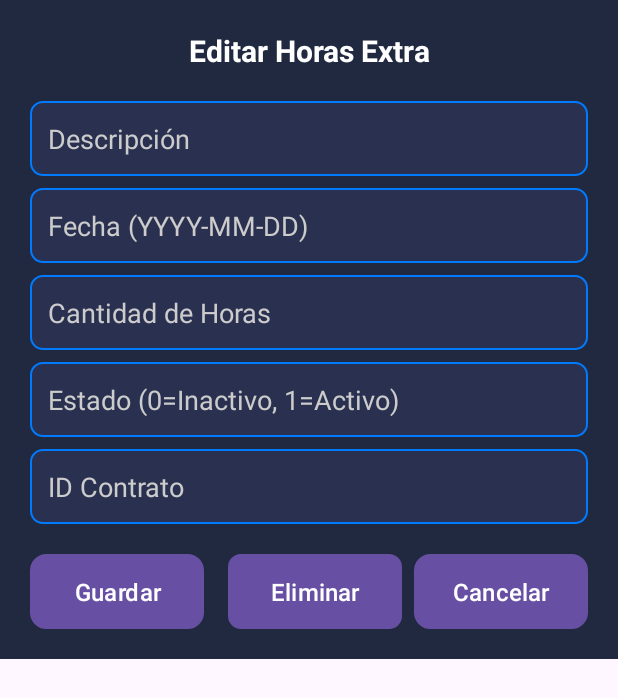
After one commit to ManageHr/Managehr-movil, an Android app: the layout dialog_editar_horasextra.xml on its own in the app's theme, with its tools: preview values and no code run, on a phone screen of 412 x 824 dp. The commit adds this screen. Shown: the top 698 px of the screen. Run offline under Robolectric (Android 15) with nearby library versions, the phone set to English and light mode, and no system bars.

Commit message:
Editar Eliminar horas extra

```diff
--- a/app/src/main/java/com/example/appInterface/Api/ApiServicesKotlin.kt
+++ b/app/src/main/java/com/example/appInterface/Api/ApiServicesKotlin.kt
@@ -91,5 +91,11 @@ interface ApiServicesKotlin {
     @DELETE("api/vacaciones/{id}")
     fun eliminarVacacion(@Path("id") id:Long): Call<Void>
 
+    @PUT("api/horasextra/{id}")
+    fun actualizarHorasExtra(@Path("id") id: Long, @Body dto: HorasExtraDto): Call<Void>
+
+    @DELETE("api/horasextra/{id}")
+    fun eliminarHorasExtra(@Path("id") id: Long): Call<Void>
+
 
 }
--- /dev/null
+++ b/app/src/main/res/layout/dialog_editar_horasextra.xml
@@ -0,0 +1,130 @@
+<?xml version="1.0" encoding="utf-8"?>
+<ScrollView xmlns:android="http://schemas.android.com/apk/res/android"
+            android:layout_width="match_parent"
+            android:layout_height="wrap_content"
+            android:background="#202940"
+            android:padding="20dp">
+
+    <LinearLayout
+            android:layout_width="match_parent"
+            android:layout_height="wrap_content"
+            android:orientation="vertical">
+
+        <!-- Título -->
+        <TextView
+                android:layout_width="match_parent"
+                android:layout_height="wrap_content"
+                android:text="Editar Horas Extra"
+                android:textColor="#FFFFFF"
+                android:textSize="20sp"
+                android:textStyle="bold"
+                android:gravity="center"
+                android:layout_marginBottom="20dp" />
+
+        <!-- Descripción -->
+        <EditText
+                android:id="@+id/etDescripcion"
+                android:layout_width="match_parent"
+                android:layout_height="50dp"
+                android:background="@drawable/edittext_background"
+                android:hint="Descripción"
+                android:textColor="#FFFFFF"
+                android:textColorHint="#CCCCCC"
+                android:padding="12dp"
+                android:layout_marginBottom="8dp" />
+
+        <!-- Fecha -->
+        <EditText
+                android:id="@+id/etFecha"
+                android:layout_width="match_parent"
+                android:layout_height="50dp"
+                android:background="@drawable/edittext_background"
+                android:hint="Fecha (YYYY-MM-DD)"
+                android:textColor="#FFFFFF"
+                android:textColorHint="#CCCCCC"
+                android:padding="12dp"
+                android:layout_marginBottom="8dp" />
+
+        <!-- Cantidad de Horas -->
+        <EditText
+                android:id="@+id/etCantidadHoras"
+                android:layout_width="match_parent"
+                android:layout_height="50dp"
+                android:background="@drawable/edittext_background"
+                android:hint="Cantidad de Horas"
+                android:inputType="number"
+                android:textColor="#FFFFFF"
+                android:textColorHint="#CCCCCC"
+                android:padding="12dp"
+                android:layout_marginBottom="8dp" />
+
+        <!-- Estado -->
+        <EditText
+                android:id="@+id/etEstado"
+                android:layout_width="match_parent"
+                android:layout_height="50dp"
+                android:background="@drawable/edittext_background"
+                android:hint="Estado (0=Inactivo, 1=Activo)"
+                android:inputType="number"
+                android:textColor="#FFFFFF"
+                android:textColorHint="#CCCCCC"
+                android:padding="12dp"
+                android:layout_marginBottom="8dp" />
+
+        <!-- Contrato ID -->
+        <EditText
+                android:id="@+id/etContratoId"
+                android:layout_width="match_parent"
+                android:layout_height="50dp"
+                android:background="@drawable/edittext_background"
+                android:hint="ID Contrato"
+                android:inputType="number"
+                android:textColor="#FFFFFF"
+                android:textColorHint="#CCCCCC"
+                android:padding="12dp"
+                android:layout_marginBottom="20dp" />
+
+        <!-- Botones -->
+        <LinearLayout
+                android:layout_width="match_parent"
+                android:layout_height="wrap_content"
+                android:orientation="horizontal"
+                android:weightSum="3">
+
+            <Button
+                    android:id="@+id/btnGuardarCambios"
+                    android:layout_width="0dp"
+                    android:layout_height="50dp"
+                    android:layout_weight="1"
+                    android:layout_marginEnd="8dp"
+                    android:background="@drawable/button_background"
+                    android:text="Guardar"
+                    android:textColor="#FFFFFF"
+                    android:textSize="16sp" />
+
+            <Button
+                    android:id="@+id/btnEliminarHorasExtra"
+                    android:layout_width="0dp"
+                    android:layout_height="50dp"
+                    android:layout_weight="1"
+                    android:layout_marginStart="8dp"
+                    android:background="@drawable/button_background_red"
+                    android:text="Eliminar"
+                    android:textColor="#FFFFFF"
+                    android:textSize="16sp" />
+
+            <Button
+                    android:id="@+id/btnCancelar"
+                    android:layout_width="0dp"
+                    android:layout_height="50dp"
+                    android:layout_weight="1"
+                    android:layout_marginStart="8dp"
+                    android:background="@drawable/button_background"
+                    android:text="Cancelar"
+                    android:textColor="#FFFFFF"
+                    android:textSize="16sp" />
+
+        </LinearLayout>
+
+    </LinearLayout>
+</ScrollView>
```
Also changed, not shown: app/src/main/java/com/example/appInterface/Adapter/HorasExtraAdapter.kt (+6 -2 lines), app/src/main/java/com/example/appInterface/HorasExtraActivity.kt (+128 -1 lines), app/src/main/res/layout/dialog_confirmar_eliminar_horasextra.xml (added, +48 -0 lines).
